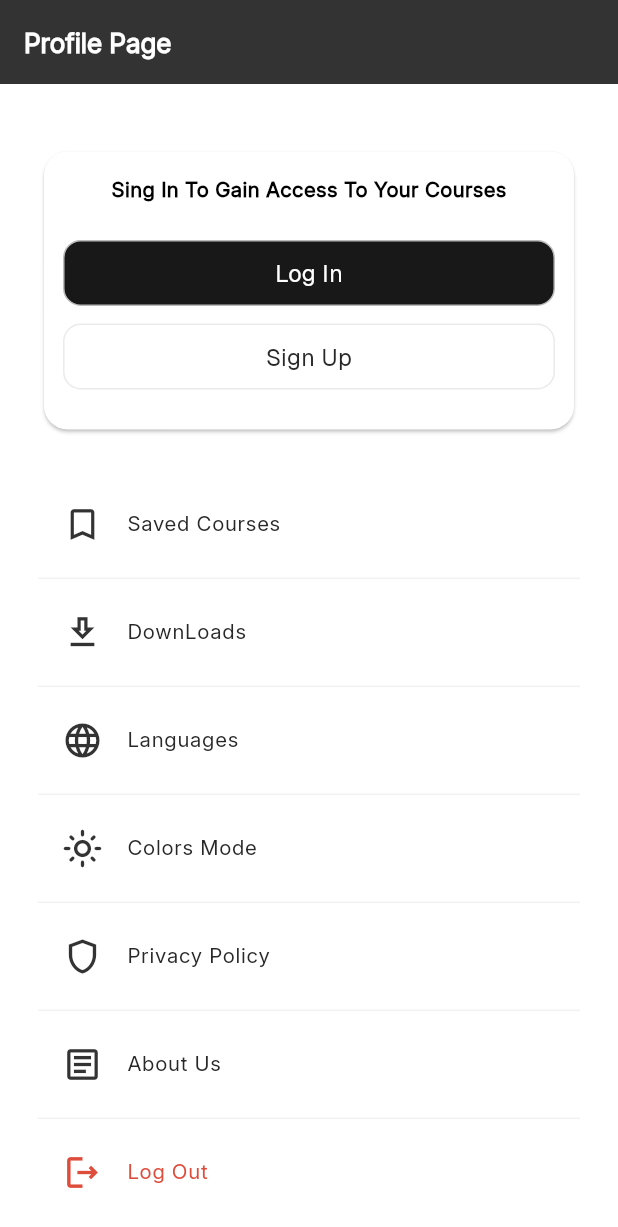
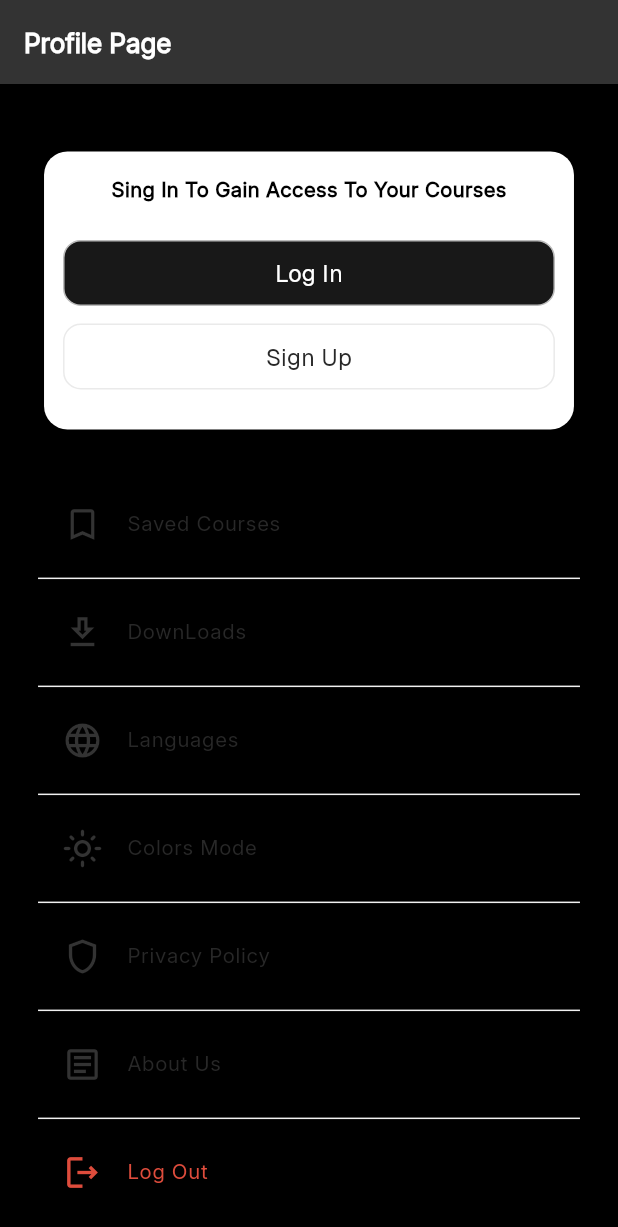
Before and after one commit to mohamed-zeytoun123/E-Learning, a Flutter app: the ProfilePage screen opened by its route, after a tap on "Colors Mode", on a phone screen of 412 x 824 dp. Shown: the top 1227 px of the screen. Run offline on Flutter 3.47's test engine with Material 3 defaults, Android fonts, the phone set to English and light mode, and no system bars; our stand-ins replace another_flushbar, bloc, cached_network_image, connectivity_plus, dartz, dio and 10 more; accounts and stored records are empty.

Commit message:
App Themes

```diff
--- a/lib/core/colors/app_colors.dart
+++ b/lib/core/colors/app_colors.dart
@@ -5,6 +5,7 @@ class AppColors {
 
   //* Primary Colors
   static const Color background = Color(0xffFFFFFF);
+  static const Color backgroundDark = Color(0xff000000);
 
   //* Text Colors
   static const Color textprimary = Color(0xff181818);
--- a/lib/core/router/app_router.dart
+++ b/lib/core/router/app_router.dart
@@ -18,7 +18,7 @@ import 'package:e_learning/features/Course/presentation/pages/courses_page.dart'
 class AppRouter {
   static final GoRouter router = GoRouter(
     // initialLocation: RouteNames.selectedMethodLogin,
-    initialLocation: RouteNames.profile,
+    initialLocation: RouteNames.logIn,
     routes: [
       GoRoute(
         path: RouteNames.selectedMethodLogin,
--- /dev/null
+++ b/lib/core/themes/app_theme.dart
@@ -0,0 +1,14 @@
+import 'package:e_learning/core/colors/app_colors.dart';
+import 'package:flutter/material.dart';
+
+class AppTheme {
+  static ThemeData lightTheme = ThemeData(
+    brightness: Brightness.light,
+    scaffoldBackgroundColor: AppColors.background,
+  );
+
+  static ThemeData darkTheme = ThemeData(
+    brightness: Brightness.dark,
+    scaffoldBackgroundColor: AppColors.backgroundDark,
+  );
+}
--- a/lib/features/auth/presentation/pages/log_in_page.dart
+++ b/lib/features/auth/presentation/pages/log_in_page.dart
@@ -35,7 +35,6 @@ class _LogInPageState extends State<LogInPage> {
   @override
   Widget build(BuildContext context) {
     return Scaffold(
-      backgroundColor: AppColors.background,
       body: SingleChildScrollView(
         physics: const BouncingScrollPhysics(),
         child: Padding(
--- a/lib/features/profile/presentation/pages/profile_page.dart
+++ b/lib/features/profile/presentation/pages/profile_page.dart
@@ -16,7 +16,6 @@ class ProfilePage extends StatelessWidget {
   @override
   Widget build(BuildContext context) {
     return Scaffold(
-      backgroundColor: AppColors.background,
       appBar: AppBar(
         title: Text(
           'Profile Page',
@@ -63,7 +62,7 @@ class ProfilePage extends StatelessWidget {
               CustomProfileListTile(
                 icon: Icons.light_mode_outlined,
                 title: 'Colors Mode',
-                onTap: () {},
+                onTap: () => context.read<AppManagerCubit>().toggleTheme(),
               ),
               CustomProfileListTile(
                 icon: Icons.shield_outlined,
--- a/lib/main.dart
+++ b/lib/main.dart
@@ -4,6 +4,7 @@ import 'package:e_learning/core/initial/app_init_dependencies.dart';
 import 'package:e_learning/core/initial/hivi_init.dart';
 import 'package:e_learning/core/localization/manager/app_localization.dart';
 import 'package:e_learning/core/router/app_router.dart';
+import 'package:e_learning/core/themes/app_theme.dart';
 import 'package:flutter/material.dart';
 import 'package:flutter_bloc/flutter_bloc.dart';
 import 'package:flutter_screenutil/flutter_screenutil.dart';
@@ -35,8 +36,8 @@ class MyApp extends StatelessWidget {
                 debugShowCheckedModeBanner: false,
                 locale: state.appLocale,
                 themeMode: state.themeMode,
-                theme: ThemeData.light(),
-                darkTheme: ThemeData.dark(),
+                theme: AppTheme.lightTheme,
+                darkTheme: AppTheme.darkTheme,
                 supportedLocales: const [Locale('en'), Locale('ar')],
                 localizationsDelegates: const [
                   AppLocalizations.delegate,
```
